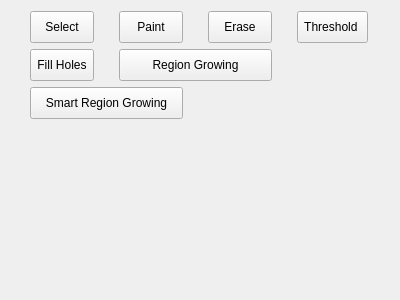
Old version of the form ui/SegmentOperations.ui in the repository Eual11/Lumen.
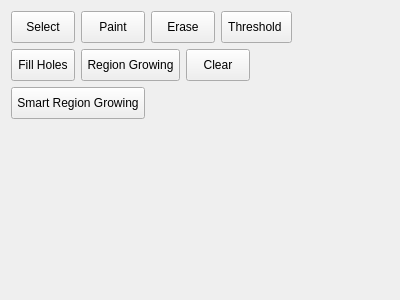
New version of the form. Icons and pictures are not drawn.

The edit to the form file:
```diff
--- a/ui/SegmentOperations.ui
+++ b/ui/SegmentOperations.ui
@@ -16,6 +16,64 @@
   <layout class="QVBoxLayout" name="verticalLayout">
    <item>
     <layout class="QGridLayout" name="gridLayout">
+     <item row="1" column="3" colspan="5">
+      <widget class="QToolButton" name="clearBtn">
+       <property name="minimumSize">
+        <size>
+         <width>64</width>
+         <height>32</height>
+        </size>
+       </property>
+       <property name="text">
+        <string>Clear</string>
+       </property>
+       <property name="icon">
+        <iconset resource="../RCS.qrc">
+         <normaloff>:/core/icons/icon-clear.png</normaloff>:/core/icons/icon-clear.png</iconset>
+       </property>
+       <property name="iconSize">
+        <size>
+         <width>28</width>
+         <height>28</height>
+        </size>
+       </property>
+       <property name="toolButtonStyle">
+        <enum>Qt::ToolButtonStyle::ToolButtonTextUnderIcon</enum>
+       </property>
+      </widget>
+     </item>
+     <item row="2" column="0" colspan="2">
+      <widget class="QToolButton" name="smartRegionBtn">
+       <property name="sizePolicy">
+        <sizepolicy hsizetype="Ignored" vsizetype="Fixed">
+         <horstretch>0</horstretch>
+         <verstretch>0</verstretch>
+        </sizepolicy>
+       </property>
+       <property name="minimumSize">
+        <size>
+         <width>32</width>
+         <height>32</height>
+        </size>
+       </property>
+       <property name="text">
+        <string>Smart Region Growing</string>
+       </property>
+       <property name="icon">
+        <iconset resource="../RCS.qrc">
+         <normaloff>:/segmen-operation/icons/grow_region_connected.svg</normaloff>:/segmen-operation/icons/grow_region_connected.svg</iconset>
+       </property>
+       <property name="iconSize">
+        <size>
+         <width>28</width>
+         <height>28</height>
+        </size>
+       </property>
+       <property name="toolButtonStyle">
+        <enum>Qt::ToolButtonStyle::ToolButtonTextUnderIcon</enum>
+       </property>
+      </widget>
+     </item>
      <item row="0" column="0">
       <widget class="QToolButton" name="selectBtn">
        <property name="minimumSize">
@@ -42,6 +100,32 @@
        </property>
       </widget>
      </item>
+     <item row="0" column="2" colspan="2">
+      <widget class="QToolButton" name="eraseBtn">
+       <property name="minimumSize">
+        <size>
+         <width>64</width>
+         <height>32</height>
+        </size>
+       </property>
+       <property name="text">
+        <string>Erase</string>
+       </property>
+       <property name="icon">
+        <iconset resource="../RCS.qrc">
+         <normaloff>:/segmen-operation/icons/erase.svg</normaloff>:/segmen-operation/icons/erase.svg</iconset>
+       </property>
+       <property name="iconSize">
+        <size>
+         <width>28</width>
+         <height>28</height>
+        </size>
+       </property>
+       <property name="toolButtonStyle">
+        <enum>Qt::ToolButtonStyle::ToolButtonTextUnderIcon</enum>
+       </property>
+      </widget>
+     </item>
      <item row="0" column="1">
       <widget class="QToolButton" name="paintBtn">
        <property name="minimumSize">
@@ -68,58 +152,6 @@
        </property>
       </widget>
      </item>
-     <item row="0" column="2">
-      <widget class="QToolButton" name="eraseBtn">
-       <property name="minimumSize">
-        <size>
-         <width>64</width>
-         <height>32</height>
-        </size>
-       </property>
-       <property name="text">
-        <string>Erase</string>
-       </property>
-       <property name="icon">
-        <iconset resource="../RCS.qrc">
-         <normaloff>:/segmen-operation/icons/erase.svg</normaloff>:/segmen-operation/icons/erase.svg</iconset>
-       </property>
-       <property name="iconSize">
-        <size>
-         <width>28</width>
-         <height>28</height>
-        </size>
-       </property>
-       <property name="toolButtonStyle">
-        <enum>Qt::ToolButtonStyle::ToolButtonTextUnderIcon</enum>
-       </property>
-      </widget>
-     </item>
-     <item row="0" column="3">
-      <widget class="QToolButton" name="thresholdBtn">
-       <property name="minimumSize">
-        <size>
-         <width>64</width>
-         <height>32</height>
-        </size>
-       </property>
-       <property name="text">
-        <string>Threshold </string>
-       </property>
-       <property name="icon">
-        <iconset resource="../RCS.qrc">
-         <normaloff>:/segmen-operation/icons/threshold.svg</normaloff>:/segmen-operation/icons/threshold.svg</iconset>
-       </property>
-       <property name="iconSize">
-        <size>
-         <width>28</width>
-         <height>28</height>
-        </size>
-       </property>
-       <property name="toolButtonStyle">
-        <enum>Qt::ToolButtonStyle::ToolButtonTextUnderIcon</enum>
-       </property>
-      </widget>
-     </item>
      <item row="1" column="0">
       <widget class="QToolButton" name="fillHoles">
        <property name="minimumSize">
@@ -178,22 +210,16 @@
        </property>
       </widget>
      </item>
-     <item row="2" column="0" colspan="2">
-      <widget class="QToolButton" name="smartRegionBtn">
-       <property name="sizePolicy">
-        <sizepolicy hsizetype="Ignored" vsizetype="Fixed">
-         <horstretch>0</horstretch>
-         <verstretch>0</verstretch>
-        </sizepolicy>
-       </property>
+     <item row="0" column="4">
+      <widget class="QToolButton" name="thresholdBtn">
        <property name="minimumSize">
         <size>
-         <width>32</width>
+         <width>64</width>
          <height>32</height>
         </size>
        </property>
        <property name="text">
-        <string>Smart Region Growing</string>
+        <string>Threshold </string>
        </property>
        <property name="icon">
         <iconset resource="../RCS.qrc">
@@ -210,21 +236,21 @@
        </property>
       </widget>
      </item>
-     <item row="3" column="0">
-      <spacer name="verticalSpacer">
-       <property name="orientation">
-        <enum>Qt::Orientation::Vertical</enum>
-       </property>
-       <property name="sizeHint" stdset="0">
-        <size>
-         <width>20</width>
-         <height>40</height>
-        </size>
-       </property>
-      </spacer>
-     </item>
     </layout>
    </item>
+   <item>
+    <spacer name="verticalSpacer">
+     <property name="orientation">
+      <enum>Qt::Orientation::Vertical</enum>
+     </property>
+     <property name="sizeHint" stdset="0">
+      <size>
+       <width>20</width>
+       <height>97</height>
+      </size>
+     </property>
+    </spacer>
+   </item>
   </layout>
  </widget>
  <resources>
```
Left out of the diff: 2 changed lines with no effect on the pictures.
